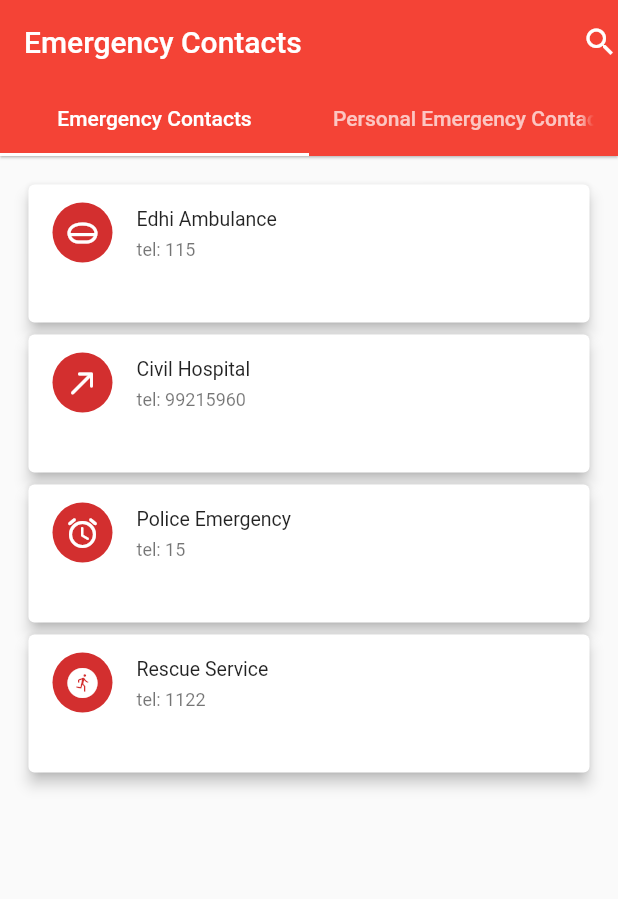
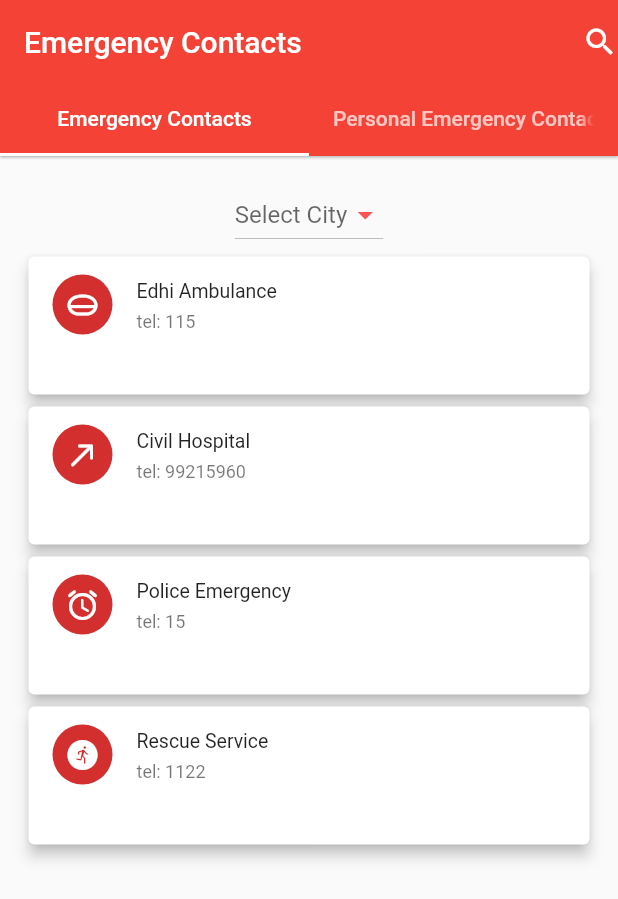
Before and after one commit to MaisamRizvi/EmergencyApp, a Flutter app: the screen it shows after launch, on a phone screen of 412 x 824 dp. Shown: the top 899 px of the screen. Run offline on Flutter 3.47's test engine with Material 2 defaults, Android fonts, the phone set to English and light mode, and no system bars; missing offline and left inert: flutter_phone_direct_caller.

Commit message:
Added dropdown menu for city selection

```diff
--- a/lib/Components/emergency_contacts_data.dart
+++ b/lib/Components/emergency_contacts_data.dart
@@ -47,6 +47,18 @@ class _ContactsDataState extends State<ContactsData> {
         body: Container(
             padding: const EdgeInsets.all(15),
             child: Column(children: <Widget>[
+              DropdownButton(
+                iconEnabledColor: Colors.redAccent,
+                hint: const Text("Select City"),
+                items: <String>["Karachi", "Lahore", "Islamabad"]
+                    .map((String city) {
+                  return DropdownMenuItem<String>(
+                    value: city,
+                    child: Text(city),
+                  );
+                }).toList(),
+                onChanged: (_) {},
+              ),
               ListView.builder(
                   shrinkWrap: true,
                   itemCount: emergencyContactsName.length,
```
